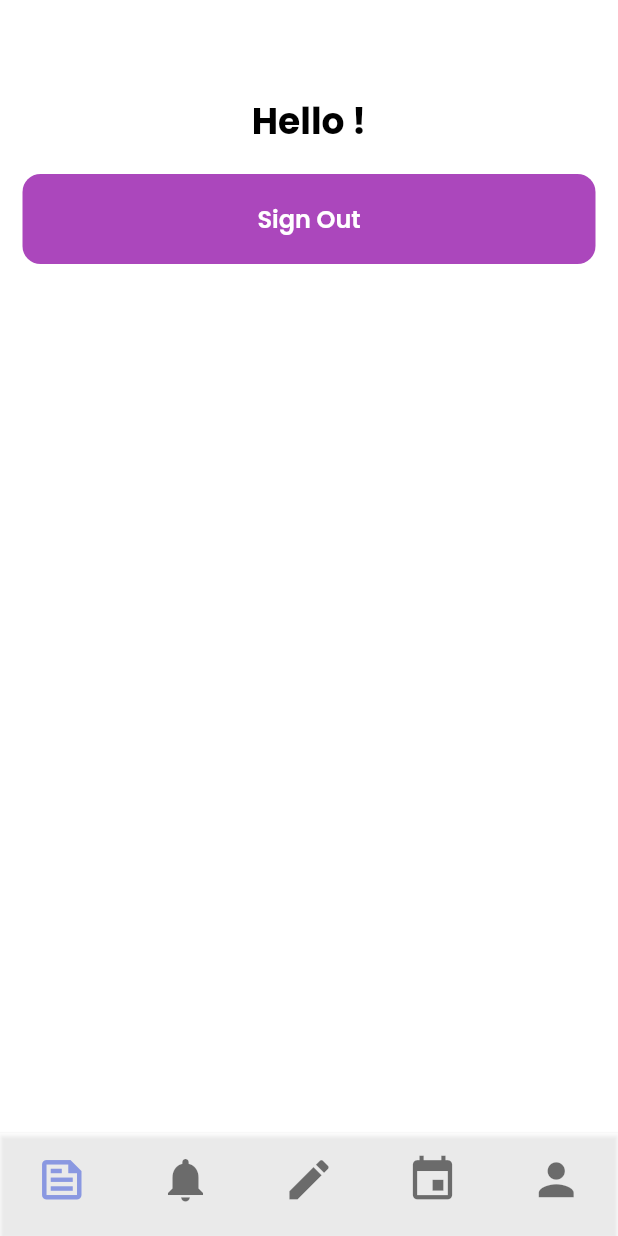
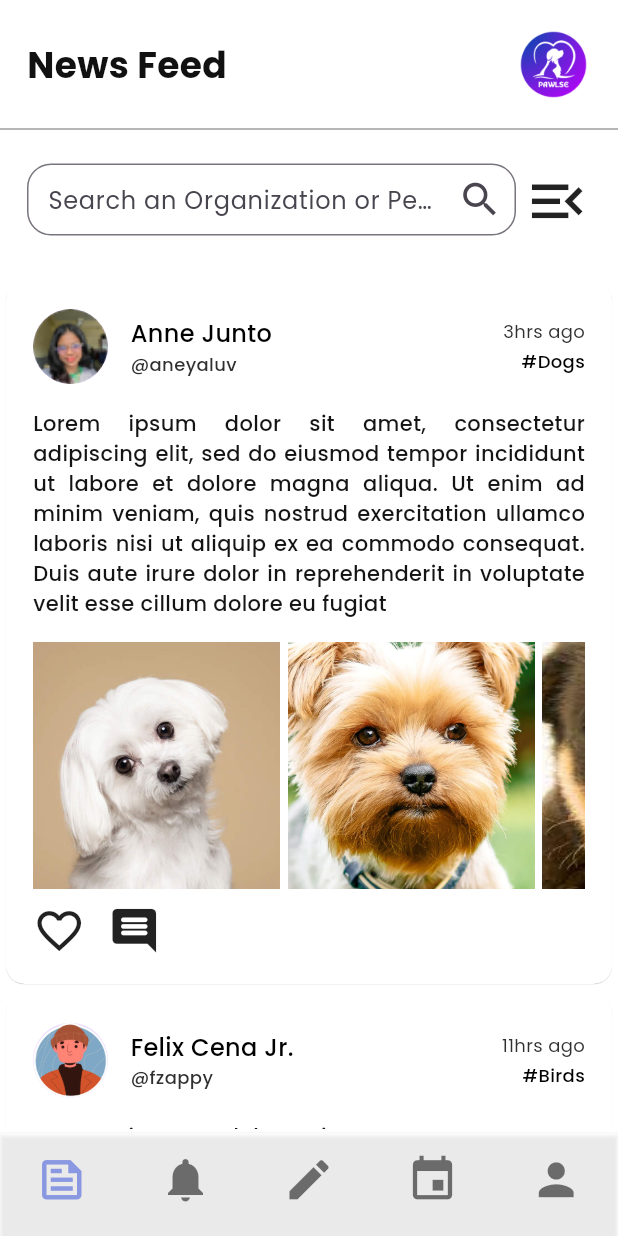
Before and after one commit to coar14/pawlse, a Flutter app: the screen it shows after launch, after a tap on "Skip", on a phone screen of 412 x 824 dp. Run offline on Flutter 3.47's test engine with Material 2 defaults, Android fonts, the light colour scheme and no system bars; our stand-ins replace carousel_slider, firebase_auth, firebase_core, google_fonts, iconsax, image_picker and 1 more; accounts and stored records are empty.

Commit message:
making newsfeed

```diff
--- /dev/null
+++ b/lib/COMPONENTS/nf_post.dart
@@ -0,0 +1,170 @@
+import 'package:flutter/material.dart';
+import 'package:pawlse/THEMES/poppins.dart';
+
+class postDetails {
+  final postDets = [
+    [
+      'assets/img/jam.png',
+      'Anne Junto',
+      '@aneyaluv',
+      '3hrs ago',
+      '#Dogs',
+      "Lorem ipsum dolor sit amet, consectetur adipiscing elit, sed do eiusmod tempor incididunt ut labore et dolore magna aliqua. Ut enim ad minim veniam, quis nostrud exercitation ullamco laboris nisi ut aliquip ex ea commodo consequat. Duis aute irure dolor in reprehenderit in voluptate velit esse cillum dolore eu fugiat",
+      'assets/img/d3.jpg',
+      'assets/img/d2.jpg',
+      'assets/img/d1.jpg'
+    ],
+    [
+      'assets/avatar/man.png',
+      'Felix Cena Jr.',
+      '@fzappy',
+      '11hrs ago',
+      '#Birds',
+      "Lorem ipsum dolor sit amet, consectetur adipiscing elit, sed do eiusmod tempor incididunt ut labore et dolore magna aliqua. Ut enim ad minim veniam, quis nostrud exercitation ullamco laboris nisi ut aliquip ex ea commodo consequat. Duis aute irure dolor in reprehenderit in voluptate velit esse cillum dolore eu fugiat",
+      'assets/img/b1.jpg',
+      'assets/img/b2.jpg',
+      'assets/img/b3.jpg'
+    ],
+    [
+      'assets/avatar/woman.png',
+      'Maricor Masong',
+      '@cor14',
+      '3d ago',
+      '#Cats',
+      "Lorem ipsum dolor sit amet, consectetur adipiscing elit, sed do eiusmod tempor incididunt ut labore et dolore magna aliqua. Ut enim ad minim veniam, quis nostrud exercitation ullamco laboris nisi ut aliquip ex ea commodo consequat. Duis aute irure dolor in reprehenderit in voluptate velit esse cillum dolore eu fugiat",
+      'assets/img/1.jpg',
+      'assets/img/2.jpg',
+      'assets/img/3.jpg'
+    ],
+  ];
+}
+
+class NFPost extends StatelessWidget {
+  const NFPost({super.key});
+
+  @override
+  Widget build(BuildContext context) {
+    return SizedBox(
+      width: double.infinity,
+      height: MediaQuery.of(context).size.height * .69,
+      child: ListView.builder(
+        itemCount: postDetails().postDets.length,
+        itemBuilder: (context, index) {
+          final current = postDetails().postDets[index];
+          return Card(
+            color: Colors.white,
+            elevation: 0.2,
+            child: Padding(
+              padding: const EdgeInsets.all(18),
+              child: Column(
+                children: [
+                  Row(
+                    children: [
+                      CircleAvatar(
+                        radius: 25,
+                        backgroundImage: AssetImage(current[0]),
+                      ),
+                      const SizedBox(width: 15),
+                      Expanded(
+                        child: Row(
+                          mainAxisAlignment: MainAxisAlignment.spaceBetween,
+                          children: [
+                            Column(
+                              crossAxisAlignment: CrossAxisAlignment.start,
+                              children: [
+                                PoppinsText(
+                                    text: current[1],
+                                    size: 16,
+                                    font: FontWeight.w500,
+                                    color: const Color.fromARGB(255, 0, 0, 0)),
+                                PoppinsText(
+                                    text: current[2],
+                                    size: 12,
+                                    font: FontWeight.w500,
+                                    color:
+                                        const Color.fromARGB(255, 48, 48, 48))
+                              ],
+                            ),
+                            Column(
+                              crossAxisAlignment: CrossAxisAlignment.end,
+                              children: [
+                                PoppinsText(
+                                    text: current[3],
+                                    size: 12,
+                                    font: FontWeight.w400,
+                                    color:
+                                        const Color.fromARGB(255, 48, 48, 48)),
+                                const SizedBox(height: 3),
+                                PoppinsText(
+                                    text: current[4],
+                                    size: 12,
+                                    font: FontWeight.w500,
+                                    color: Colors.black)
+                              ],
+                            )
+                          ],
+                        ),
+                      )
+                    ],
+                  ),
+                  Padding(
+                    padding: const EdgeInsets.symmetric(vertical: 16),
+                    child: PoppinsText(
+                        text: current[5],
+                        size: 14,
+                        font: FontWeight.w500,
+                        color: const Color.fromARGB(255, 20, 20, 20)),
+                  ),
+                  SizedBox(
+                    height: MediaQuery.of(context).size.height * .20,
+                    child: ListView(
+                      scrollDirection: Axis.horizontal,
+                      children: [
+                        Container(
+                          width: MediaQuery.of(context).size.width * .40,
+                          height: MediaQuery.of(context).size.height * .20,
+                          decoration: BoxDecoration(
+                              image: DecorationImage(
+                                  image: AssetImage(current[6]),
+                                  fit: BoxFit.cover)),
+                        ),
+                        const SizedBox(width: 5),
+                        Container(
+                          width: MediaQuery.of(context).size.width * .40,
+                          height: MediaQuery.of(context).size.height * .20,
+                          decoration: BoxDecoration(
+                              image: DecorationImage(
+                                  image: AssetImage(current[7]),
+                                  fit: BoxFit.cover)),
+                        ),
+                        const SizedBox(width: 5),
+                        Container(
+                          width: MediaQuery.of(context).size.width * .40,
+                          height: MediaQuery.of(context).size.height * .20,
+                          decoration: BoxDecoration(
+                              image: DecorationImage(
+                                  image: AssetImage(current[8]),
+                                  fit: BoxFit.cover)),
+                        ),
+                      ],
+                    ),
+                  ),
+                  const Padding(
+                    padding: EdgeInsets.only(top: 10),
+                    child: Row(
+                      children: [
+                        Icon(Icons.favorite_border, size: 35),
+                        SizedBox(width: 15),
+                        Icon(Icons.comment_rounded, size: 35)
+                      ],
+                    ),
+                  )
+                ],
+              ),
+            ),
+          );
+        },
+      ),
+    );
+  }
+}
--- a/lib/COMPONENTS/search_bar.dart
+++ b/lib/COMPONENTS/search_bar.dart
@@ -1,7 +1,8 @@
 import 'package:flutter/material.dart';
 
 class MySearchBar extends StatelessWidget {
-  const MySearchBar({super.key});
+  final text;
+  const MySearchBar({super.key, required this.text});
 
   @override
   Widget build(BuildContext context) {
@@ -16,7 +17,7 @@ class MySearchBar extends StatelessWidget {
                 borderSide:
                     const BorderSide(color: Color(0xFF8A98E1), width: 2)),
             border: OutlineInputBorder(borderRadius: BorderRadius.circular(16)),
-            hintText: 'Search event',
+            hintText: text,
             suffixIcon: const Icon(
               Icons.search,
               size: 30,
--- a/lib/HOMEPAGE/event_section.dart
+++ b/lib/HOMEPAGE/event_section.dart
@@ -34,7 +34,7 @@ class _EventSectionUserState extends State<EventSectionUser> {
             icon: const Icon(Iconsax.arrow_left),
             iconSize: 30,
             onPressed: () {
-              Navigator.of(context).pop(context);
+              Navigator.pushReplacementNamed(context, 'home_page');
             },
           ),
           title: const PoppinsText(
@@ -55,7 +55,8 @@ class _EventSectionUserState extends State<EventSectionUser> {
                   endIndent: 5,
                   thickness: 0.5,
                 ),
-                const MySearchBar(),
+                const SizedBox(height: 10),
+                const MySearchBar(text: 'Search an upcoming event'),
                 EventCard(),
               ],
             ),
--- a/lib/HOMEPAGE/home_page.dart
+++ b/lib/HOMEPAGE/home_page.dart
@@ -17,7 +17,7 @@ class _HomePageState extends State<HomePage> {
   Widget build(BuildContext context) {
     return Scaffold(
         bottomNavigationBar: MyBottomNav(
-          selectedIndex: 0,
+          selectedIndex: _selectedIndex,
           onTabTapped: (value) {
             setState(() {
               _selectedIndex = value;
--- a/lib/HOMEPAGE/home_screen.dart
+++ b/lib/HOMEPAGE/home_screen.dart
@@ -1,6 +1,8 @@
 import 'package:firebase_auth/firebase_auth.dart';
 import 'package:flutter/material.dart';
-import 'package:google_fonts/google_fonts.dart';
+import 'package:pawlse/COMPONENTS/nf_post.dart';
+import 'package:pawlse/COMPONENTS/search_bar.dart';
+import 'package:pawlse/THEMES/poppins.dart';
 
 class HomeScreen extends StatefulWidget {
   const HomeScreen({super.key});
@@ -21,42 +23,65 @@ class _HomeScreenState extends State<HomeScreen> {
     return Scaffold(
       body: SafeArea(
         child: SingleChildScrollView(
-            padding: const EdgeInsets.all(15),
+            child: Padding(
+          padding: const EdgeInsets.symmetric(vertical: 18),
           child: Column(
+            children: [
+              Padding(
+                padding: const EdgeInsets.symmetric(horizontal: 18),
+                child: Row(
+                  mainAxisAlignment: MainAxisAlignment.spaceBetween,
                   crossAxisAlignment: CrossAxisAlignment.center,
-              mainAxisAlignment: MainAxisAlignment.center,
                   children: [
-                const SizedBox(
+                    const PoppinsText(
+                        text: 'News Feed',
+                        size: 24,
+                        font: FontWeight.bold,
+                        color: Color.fromARGB(255, 17, 17, 17)),
+                    Container(
+                      width: 50,
                       height: 50,
+                      decoration: const BoxDecoration(
+                          image: DecorationImage(
+                              image: AssetImage('assets/img/logo.png'))),
+                    )
+                  ],
                 ),
-                Text(
-                  'Hello ${user.email}!',
-                  style: Theme.of(context).textTheme.headlineMedium,
               ),
-                const SizedBox(
-                  height: 20,
+              const SizedBox(height: 10),
+              const Divider(
+                color: Colors.grey,
+                endIndent: 0,
+                indent: 0,
               ),
+              const SizedBox(height: 15),
+              const Padding(
+                padding: EdgeInsets.symmetric(horizontal: 18),
+                child: SizedBox(
+                  height: 60,
+                  child: Row(
+                    crossAxisAlignment: CrossAxisAlignment.start,
+                    children: [
+                      Expanded(
+                          child: MySearchBar(
+                        text: 'Search an Organization or Pet Enthusiast',
+                      )),
+                      SizedBox(width: 5),
                       SizedBox(
-                    width: double.infinity,
-                    child: ElevatedButton(
-                      style: ElevatedButton.styleFrom(
-                          elevation: 0,
-                          foregroundColor: Colors.white,
-                          backgroundColor: Colors.purple[400],
-                          padding: const EdgeInsets.symmetric(vertical: 18),
-                          textStyle: GoogleFonts.poppins(
-                              textStyle: const TextStyle(
-                                  fontSize: 16,
-                                  fontWeight: FontWeight.w600,
-                                  color: Colors.white)),
-                          shape: RoundedRectangleBorder(
-                              borderRadius: BorderRadius.circular(12))),
-                      onPressed: () {
-                        signOutUser();
-                      },
-                      child: const Text('Sign Out'),
-                    ))
+                        height: 50,
+                        child: Icon(
+                          Icons.menu_open_sharp,
+                          size: 45,
+                        ),
+                      ),
                     ],
+                  ),
+                ),
+              ),
+              const SizedBox(height: 15),
+              const NFPost()
+            ],
+          ),
         )),
       ),
     );
--- a/lib/main.dart
+++ b/lib/main.dart
@@ -1,4 +1,5 @@
 import 'package:flutter/material.dart';
+import 'package:pawlse/HOMEPAGE/home_page.dart';
 import 'package:pawlse/getting_started/auth_page.dart';
 import 'package:pawlse/getting_started/intro_screen.dart';
 import 'package:pawlse/getting_started/login.dart';
@@ -26,6 +27,7 @@ class MyApp extends StatelessWidget {
       debugShowCheckedModeBanner: false,
       routes: {
         '/': (context) => const IntroScreen(),
+        'home_page': (context) => const HomePage(),
         'auth': (context) => const AuthPage(),
         'login': (context) => const LoginScreen(),
         'signup': (context) => const SignUpScreen(),
```
Also changed, not shown: assets/img/b1.jpg (added), assets/img/b2.jpg (added), assets/img/b3.jpg (added), assets/img/d1.jpg (added), assets/img/d2.jpg (added), assets/img/d3.jpg (added), assets/img/jam.png (added). Lines whose indentation alone changed are shown as unchanged.
